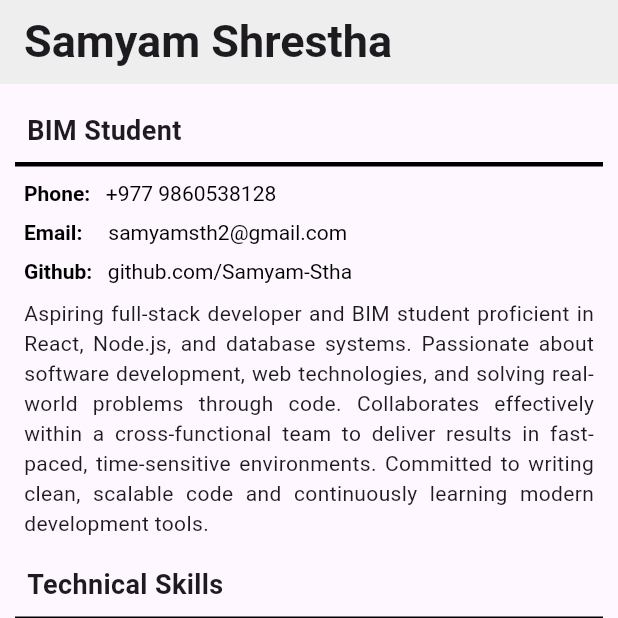
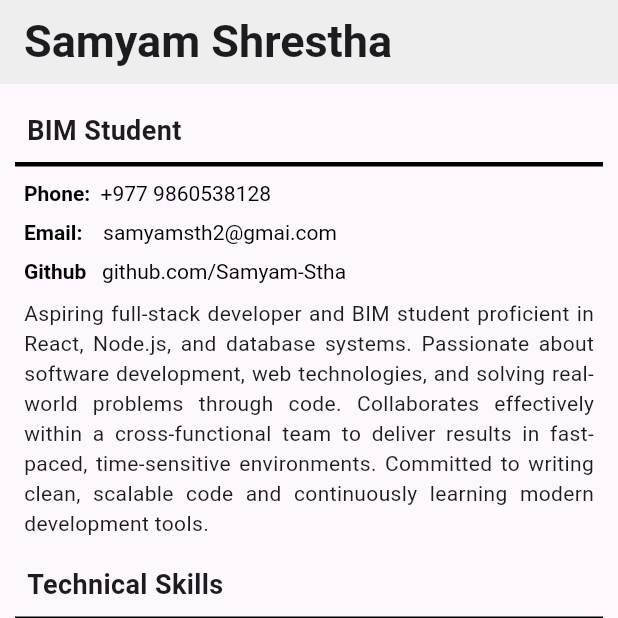
Before and after one commit to Samyam-Stha/Flutter-CV, a Flutter app: the screen it shows after launch, on a phone screen of 412 x 824 dp, the top half of it. Run offline on Flutter 3.47's test engine with Material 3 defaults, Android fonts, the light colour scheme and no system bars.

Commit message:
Refactor Introduction widget to use StyledRichtext for better code reusability

```diff
--- a/lib/home.dart
+++ b/lib/home.dart
@@ -1,4 +1,5 @@
 import 'package:flutter/material.dart';
+import 'package:my_cv/styled_richtext.dart';
 import 'package:my_cv/styled_text_heading.dart';
 
 class Home extends StatelessWidget {
@@ -49,25 +50,9 @@ class Introduction extends StatelessWidget {
           children: [
             Container(
               padding: const EdgeInsets.fromLTRB(16, 10, 16, 0),
-              child: RichText(
-                text: TextSpan(
-                  children: [
-                    TextSpan(
-                      text: 'Phone: ',
-                      style: TextStyle(
-                        fontWeight: FontWeight.bold,
-                        color: Colors.black,
-                      ),
-                    ),
-                    TextSpan(
-                      text: '\t +977 9860538128',
-                      style: TextStyle(
-                        fontWeight: FontWeight.normal,
-                        color: Colors.black,
-                      ),
-                    ),
-                  ],
-                ),
+              child: StyledRichtext(
+                firsttext: 'Phone:',
+                secondtext: '+977 9860538128',
               ),
             ),
           ],
@@ -76,25 +61,9 @@ class Introduction extends StatelessWidget {
           children: [
             Container(
               padding: const EdgeInsets.fromLTRB(16, 10, 16, 0),
-              child: RichText(
-                text: TextSpan(
-                  children: [
-                    TextSpan(
-                      text: 'Email: ',
-                      style: TextStyle(
-                        fontWeight: FontWeight.bold,
-                        color: Colors.black,
-                      ),
-                    ),
-                    TextSpan(
-                      text: '\t \t samyamsth2@gmail.com',
-                      style: TextStyle(
-                        fontWeight: FontWeight.normal,
-                        color: Colors.black,
-                      ),
-                    ),
-                  ],
-                ),
+              child: StyledRichtext(
+                firsttext: 'Email:',
+                secondtext: '\t samyamsth2@gmai.com',
               ),
             ),
           ],
@@ -103,25 +72,9 @@ class Introduction extends StatelessWidget {
           children: [
             Container(
               padding: const EdgeInsets.fromLTRB(16, 10, 16, 0),
-              child: RichText(
-                text: TextSpan(
-                  children: [
-                    TextSpan(
-                      text: 'Github: ',
-                      style: TextStyle(
-                        fontWeight: FontWeight.bold,
-                        color: Colors.black,
-                      ),
-                    ),
-                    TextSpan(
-                      text: '\t github.com/Samyam-Stha',
-                      style: TextStyle(
-                        fontWeight: FontWeight.normal,
-                        color: Colors.black,
-                      ),
-                    ),
-                  ],
-                ),
+              child: StyledRichtext(
+                firsttext: 'Github',
+                secondtext: '\tgithub.com/Samyam-Stha',
               ),
             ),
           ],
--- /dev/null
+++ b/lib/styled_richtext.dart
@@ -0,0 +1,35 @@
+import 'package:flutter/material.dart';
+
+class StyledRichtext extends StatelessWidget {
+  const StyledRichtext({
+    super.key,
+    required this.firsttext,
+    required this.secondtext,
+  });
+  final String firsttext;
+  final String secondtext;
+
+  @override
+  Widget build(BuildContext context) {
+    return RichText(
+      text: TextSpan(
+        children: [
+          TextSpan(
+            text: '$firsttext',
+            style: TextStyle(
+              fontWeight: FontWeight.bold,
+              color: Colors.black,
+            ),
+          ),
+          TextSpan(
+            text: '\t $secondtext',
+            style: TextStyle(
+              fontWeight: FontWeight.normal,
+              color: Colors.black,
+            ),
+          ),
+        ],
+      ),
+    );
+  }
+}
```
